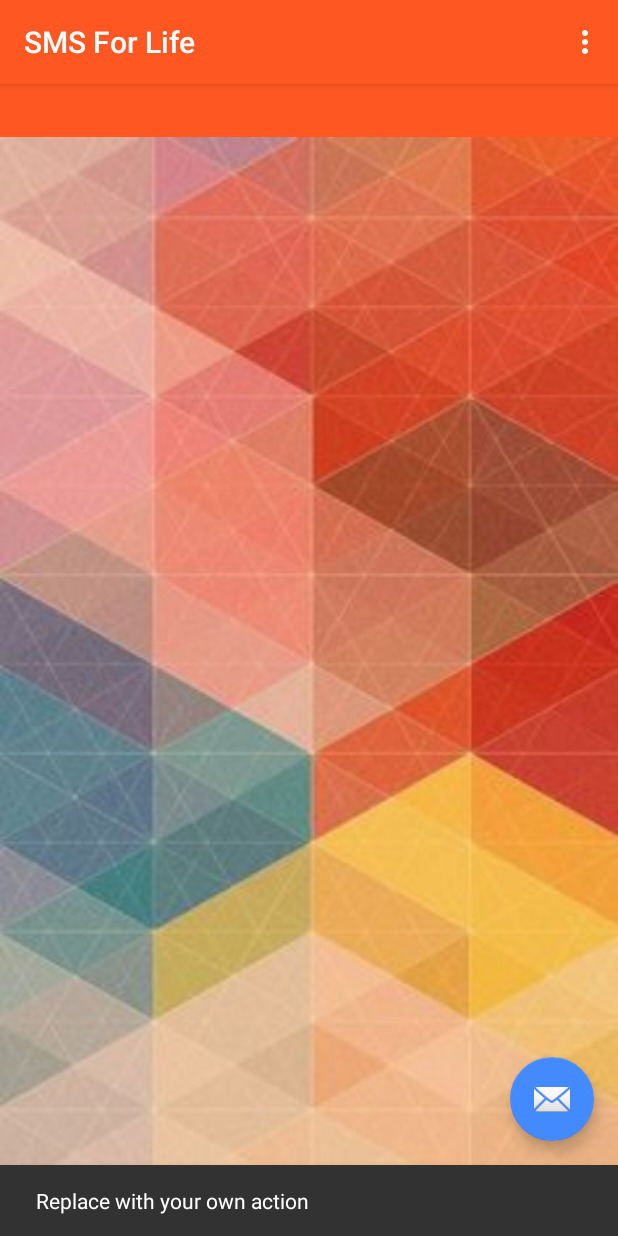
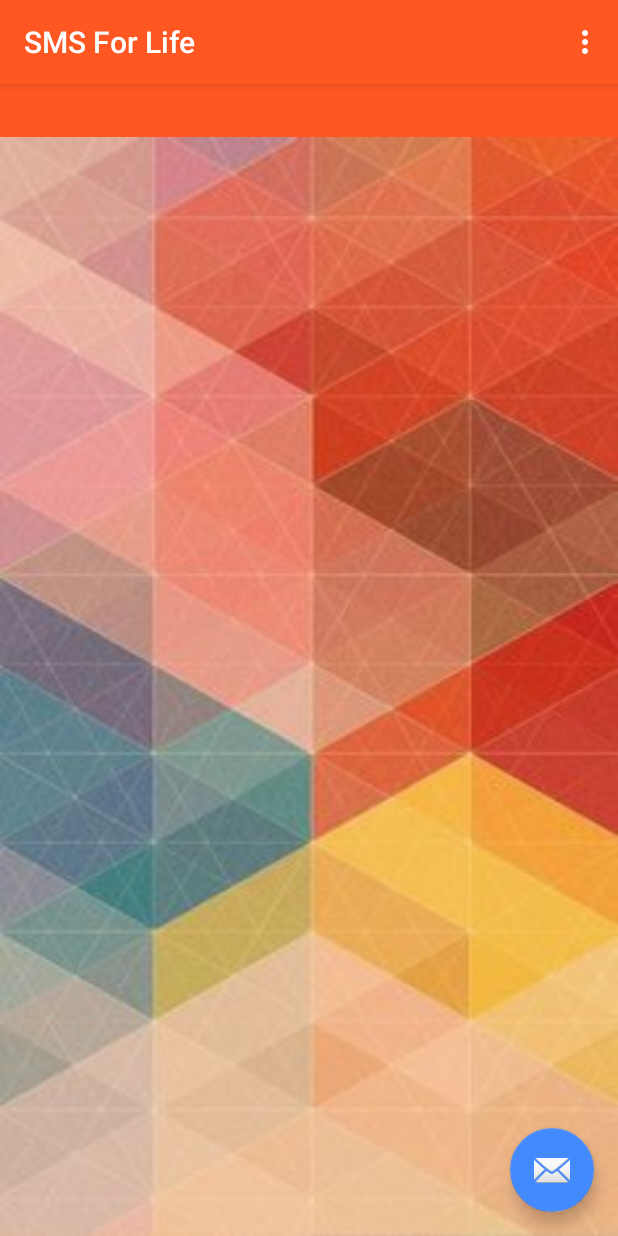
Before and after one commit to extreme-piash/SMSForLife, an Android app: the screen it shows after launch (MainActivity), after a tap on an icon or button, on a phone screen of 412 x 824 dp. Run offline under Robolectric (Android 15) with nearby library versions, the phone set to English and light mode, and no system bars; 1 statement that could not run was skipped.

Commit message:
Change Snackbar and added Toast.

```diff
--- a/app/src/main/java/mpsoftware/ltd/smsforlife/MainActivity.java
+++ b/app/src/main/java/mpsoftware/ltd/smsforlife/MainActivity.java
@@ -34,12 +34,13 @@ public class MainActivity extends AppCompatActivity {
         fragmentTransaction.commit();
 
 
-         fab = (FloatingActionButton) findViewById(R.id.fab);
+        fab = (FloatingActionButton) findViewById(R.id.fab);
         fab.setOnClickListener(new View.OnClickListener() {
             @Override
             public void onClick(View view) {
-                Snackbar.make(view, "Replace with your own action", Snackbar.LENGTH_LONG)
-                        .setAction("Action", null).show();
+               /* Snackbar.make(view, "Replace with your own action", Snackbar.LENGTH_LONG)
+                        .setAction("Action", null).show();*/
+                Toast.makeText(getApplicationContext(), "It's okay", Toast.LENGTH_SHORT).show();
             }
         });
 
```
